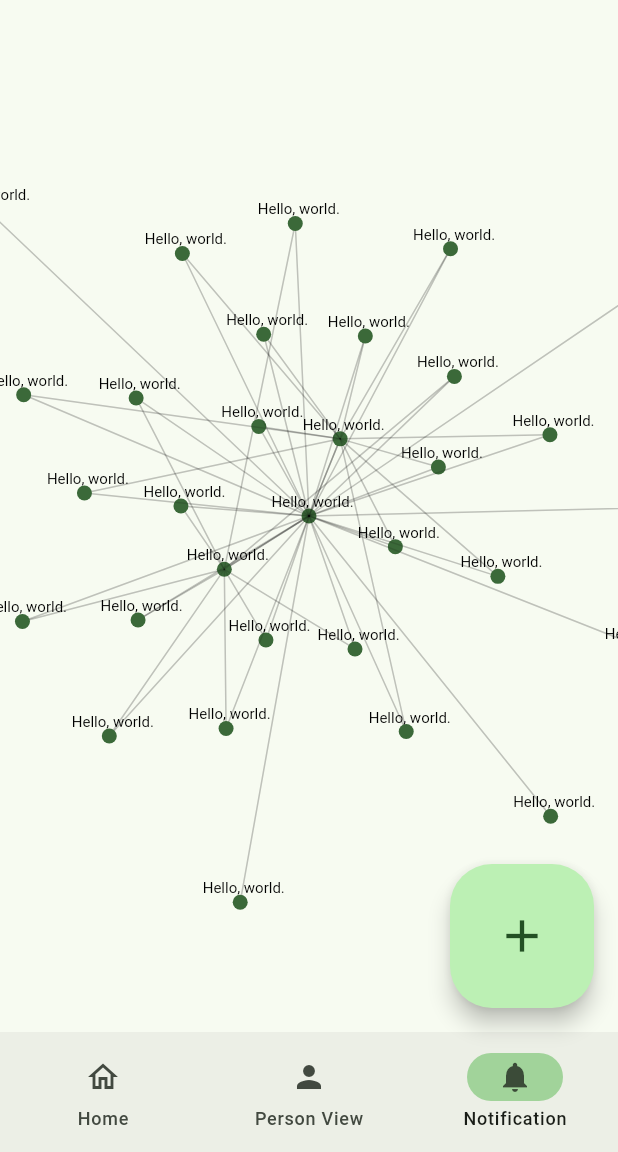
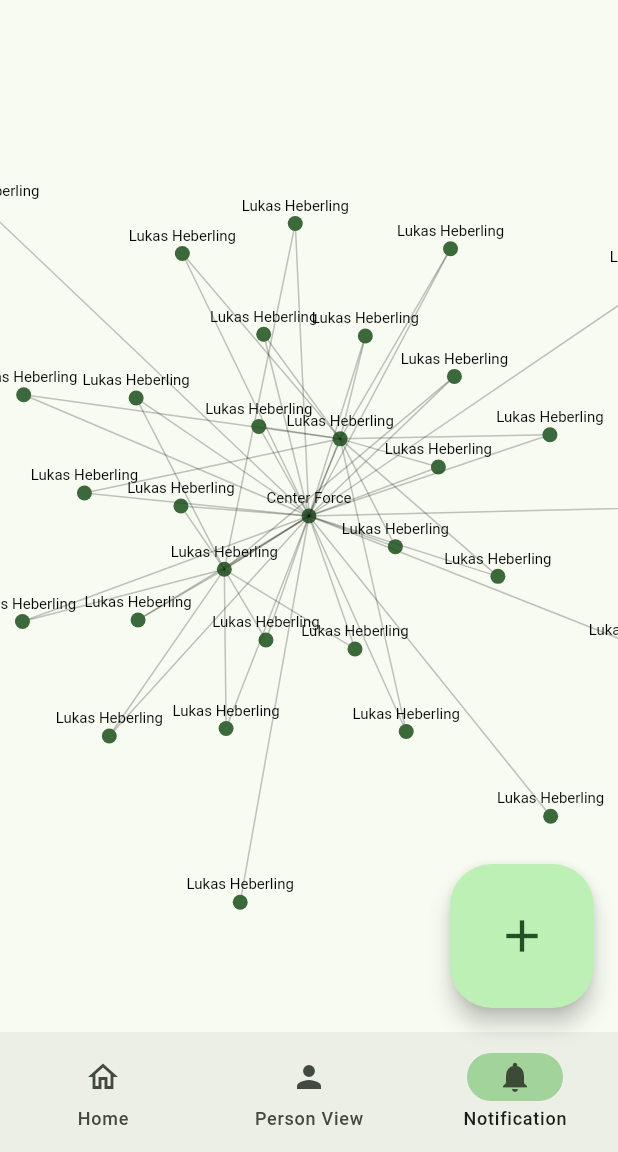
Before and after one commit to Driemtax/connect2, a Flutter app: the screen it shows after launch, item 3 of the bottom bar chosen, on a phone screen of 412 x 824 dp, the part 84-1236 px from its top. Run offline on Flutter 3.47's test engine with Material 3 defaults, Android fonts, the phone set to English and light mode, and no system bars; our stand-ins replace flutter_contacts.

Commit message:
feat(graph_view): Adding names to the nodes

```diff
--- a/lib/components/graph_view/graph_view.dart
+++ b/lib/components/graph_view/graph_view.dart
@@ -19,12 +19,12 @@ class GraphViewState extends State<GraphViewCanvas> {
   @override
   void initState() {
     super.initState();
-    nodes.add(Node(const Offset(150.0, 300.0), [], true));
+    nodes.add(Node(const Offset(150.0, 300.0), [], true, "Center Force"));
     for (int i = 0; i < 30; i++) {
       nodes.add(Node(
           Offset(random.nextDouble() * 256, random.nextDouble() * 256),
           [],
-          false));
+          false, "Lukas Heberling"));
     }
 
     // Center force node
@@ -89,22 +89,22 @@ class GraphPainter extends CustomPainter {
       color: Colors.black,
       fontSize: 10,
     );
-    const textSpan = TextSpan(
-      text: 'Hello, world.',
-      style: textStyle,
-    );
-    final textPainter = TextPainter(text: textSpan, textDirection: TextDirection.ltr);
-    textPainter.layout(
-      minWidth: 0,
-      maxWidth: size.width,
-    );
 
     for (var node in nodes) {
+      final textSpan = TextSpan(
+        text: node.name,
+        style: textStyle,
+      );
+      final textPainter = TextPainter(text: textSpan, textDirection: TextDirection.ltr);
+      textPainter.layout(
+        minWidth: 0,
+        maxWidth: size.width,
+      );
       for (var toNode in node.edgesTo) {
         canvas.drawLine(node.pos, toNode.pos, edgePaint);
       }
       canvas.drawCircle(node.pos, 5, nodePaint);
-      textPainter.paint(canvas, Offset(node.pos.dx - 25, node.pos.dy - 15));
+      textPainter.paint(canvas, Offset(node.pos.dx - (textPainter.size.width / 2), node.pos.dy - 17.5));
     }
   }
 
--- a/lib/components/graph_view/node.dart
+++ b/lib/components/graph_view/node.dart
@@ -4,8 +4,9 @@ class Node {
   Offset pos;
   List<Node> edgesTo;
   bool centerNode;
+  String name;
 
-  Node(this.pos, this.edgesTo, this.centerNode);
+  Node(this.pos, this.edgesTo, this.centerNode, this.name);
 
   void addEdgeTo(Node toNode) {
     edgesTo.add(toNode);
```
